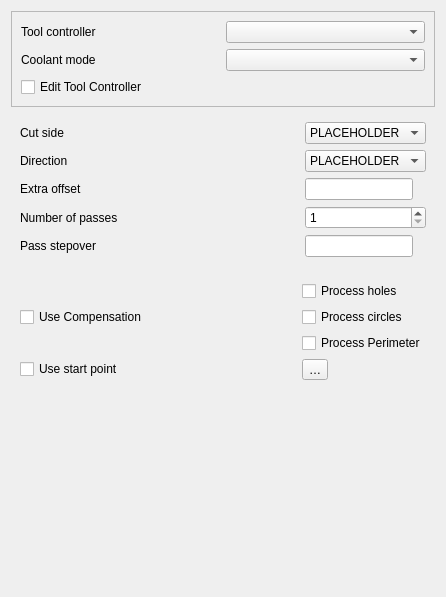
Above: src/Mod/CAM/Gui/Resources/panels/PageOpProfileFullEdit.ui from Connor9220/FreeCAD before the change. Below: the same form after it.
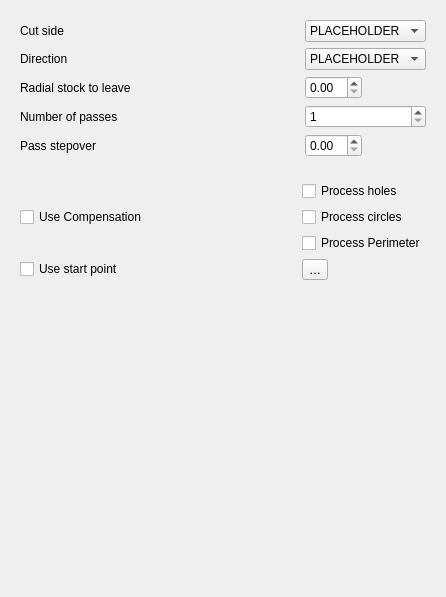
That is the form after the change. Icons and pictures are not drawn. Custom widgets are drawn as their Qt base class.

Commit message:
Merge pull request #31299 from Connor9220/ToolcontrolerTaskPanel
CAM: GUI Improvements: Move tool controller to its own tab

Diff of the .ui file:
```diff
--- a/src/Mod/CAM/Gui/Resources/panels/PageOpProfileFullEdit.ui
+++ b/src/Mod/CAM/Gui/Resources/panels/PageOpProfileFullEdit.ui
@@ -15,53 +15,6 @@
   </property>
   <layout class="QGridLayout" name="gridLayout_4">
    <item row="0" column="0">
-    <widget class="QFrame" name="frame">
-     <property name="frameShape">
-      <enum>QFrame::StyledPanel</enum>
-     </property>
-     <property name="frameShadow">
-      <enum>QFrame::Raised</enum>
-     </property>
-     <layout class="QGridLayout" name="gridLayout_3">
-      <item row="0" column="0">
-       <widget class="QLabel" name="label">
-        <property name="text">
-         <string>Tool controller</string>
-        </property>
-       </widget>
-      </item>
-      <item row="0" column="1">
-       <widget class="QComboBox" name="toolController">
-        <property name="toolTip">
-         <string>The tool and its settings to be used for this operation</string>
-        </property>
-       </widget>
-      </item>
-      <item row="1" column="0">
-       <widget class="QLabel" name="label_2">
-        <property name="text">
-         <string>Coolant mode</string>
-        </property>
-       </widget>
-      </item>
-      <item row="1" column="1">
-       <widget class="QComboBox" name="coolantController">
-        <property name="toolTip">
-         <string>The tool and its settings to be used for this operation</string>
-        </property>
-       </widget>
-      </item>
-      <item row="2" column="0" colspan="2">
-       <widget class="QCheckBox" name="editToolController">
-        <property name="text">
-         <string>Edit Tool Controller</string>
-        </property>
-       </widget>
-      </item>
-     </layout>
-    </widget>
-   </item>
-   <item row="1" column="0">
     <widget class="QWidget" name="widget">
      <layout class="QGridLayout" name="gridLayout">
       <item row="0" column="0">
@@ -105,12 +58,12 @@
       <item row="2" column="0">
        <widget class="QLabel" name="extraOffsetLabel">
         <property name="text">
-         <string>Extra offset</string>
+         <string>Radial stock to leave</string>
         </property>
        </widget>
       </item>
      <item row="2" column="1">
-       <widget class="Gui::InputField" name="extraOffset">
+       <widget class="Gui::QuantitySpinBox" name="extraOffset">
         <property name="sizePolicy">
          <sizepolicy hsizetype="Fixed" vsizetype="Fixed">
           <horstretch>0</horstretch>
@@ -147,7 +100,7 @@
        </widget>
       </item>
      <item row="4" column="1">
-       <widget class="Gui::InputField" name="stepover">
+       <widget class="Gui::QuantitySpinBox" name="stepover">
         <property name="sizePolicy">
          <sizepolicy hsizetype="Fixed" vsizetype="Fixed">
           <horstretch>0</horstretch>
@@ -162,7 +115,7 @@
       </layout>
     </widget>
    </item>
-   <item row="2" column="0">
+   <item row="1" column="0">
     <widget class="QWidget" name="widget_2">
      <layout class="QGridLayout" name="gridLayout_2">
       <item row="0" column="1">
@@ -233,7 +186,7 @@
      </layout>
     </widget>
    </item>
-   <item row="4" column="0">
+   <item row="2" column="0">
     <spacer name="verticalSpacer">
      <property name="orientation">
       <enum>Qt::Vertical</enum>
@@ -250,9 +203,9 @@
  </widget>
  <customwidgets>
   <customwidget>
-   <class>Gui::InputField</class>
-   <extends>QLineEdit</extends>
-   <header>Gui/InputField.h</header>
+   <class>Gui::QuantitySpinBox</class>
+   <extends>QDoubleSpinBox</extends>
+   <header>Gui/QuantitySpinBox.h</header>
   </customwidget>
  </customwidgets>
  <tabstops>
```
Left out of the diff: 3 changed lines with no effect on the pictures. The commit also changes 48 other files.
